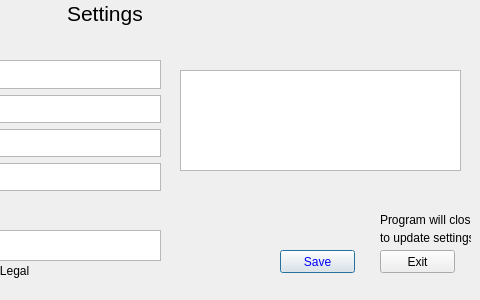
Old version of the form gui/settings.ui in the repository RDNelson26/DocuLegal_Project; both pictures show x 270 to 750 and y 0 to 300 of the 750 by 300 pixel window.
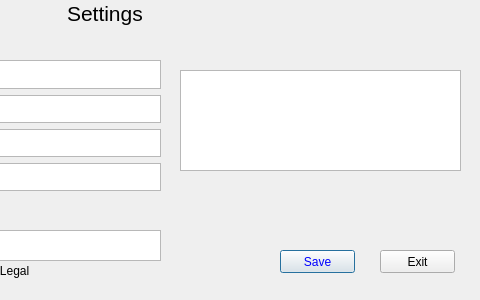
New version of the form.

Commit message: fixing settings exit button

```diff
--- a/gui/settings.ui
+++ b/gui/settings.ui
@@ -152,32 +152,6 @@
     </rect>
    </property>
   </widget>
-  <widget class="QLabel" name="label_8">
-   <property name="geometry">
-    <rect>
-     <x>650</x>
-     <y>210</y>
-     <width>91</width>
-     <height>21</height>
-    </rect>
-   </property>
-   <property name="text">
-    <string>&lt;html&gt;&lt;head/&gt;&lt;body&gt;&lt;p&gt;Program will close&lt;/p&gt;&lt;/body&gt;&lt;/html&gt;</string>
-   </property>
-  </widget>
-  <widget class="QLabel" name="label_9">
-   <property name="geometry">
-    <rect>
-     <x>650</x>
-     <y>230</y>
-     <width>91</width>
-     <height>16</height>
-    </rect>
-   </property>
-   <property name="text">
-    <string>to update settings</string>
-   </property>
-  </widget>
   <widget class="QWidget" name="gridLayoutWidget_2">
    <property name="geometry">
     <rect>
```
The commit also changes 1 other file.
